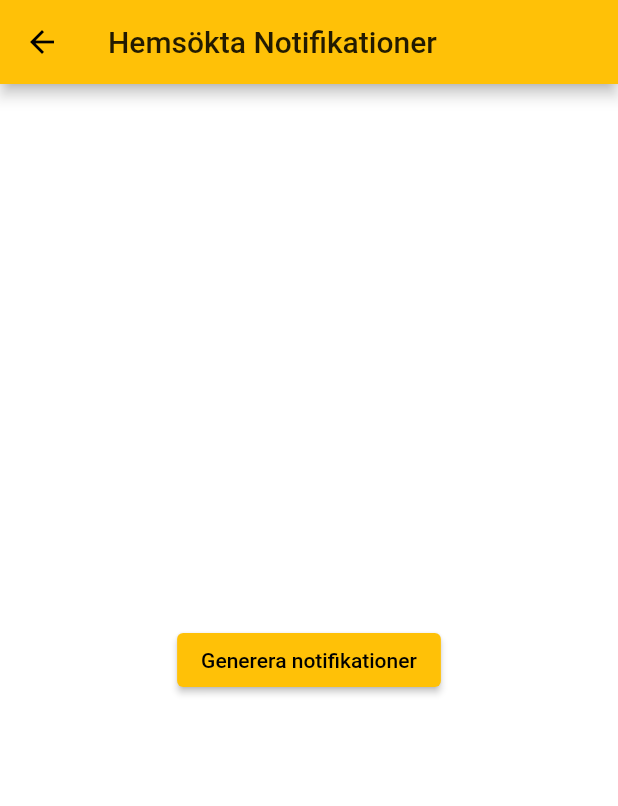
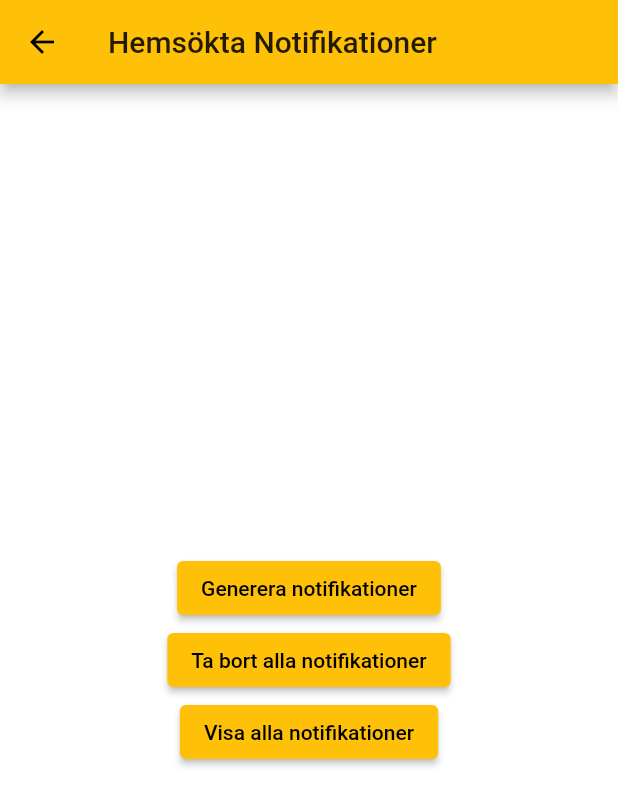
Before and after one commit to robengrobban/PVT-Grupp-75, a Flutter app: the NotificationScreen screen opened directly, after a tap on "Generera notifikationer", on a phone screen of 412 x 824 dp. Shown: the top 806 px of the screen. Run offline on Flutter 3.47's test engine with Material 2 defaults, Android fonts, the light colour scheme and no system bars; our stand-ins replace flutter_local_notifications, google_sign_in, timezone.

Commit message:
Only 2 events notification fix

```diff
--- a/flutter_app/lib/main.dart
+++ b/flutter_app/lib/main.dart
@@ -120,7 +120,7 @@ class _MyHomePageState extends State<MyHomePage> {
           //Navigator.push(context, MaterialPageRoute(builder: (context) => LoginScreen()));
         },
         tooltip: 'Login',
-        child: Icon(Icons.person),
+        child: Icon(Icons.notifications),
       ), // This trailing comma makes auto-formatting nicer for build methods.
     );
   }
--- a/flutter_app/lib/models/notification_handler.dart
+++ b/flutter_app/lib/models/notification_handler.dart
@@ -17,27 +17,30 @@ class NotificationHandler {
   int _walkLength;
   int _timeRequired;
 
-  bool _walksGenerated = false;
+  final int _maxNotifications = 2;
 
   List<Event> _events = List.empty(growable: true);
-  List<NotificationSpot> _spots = List.empty(growable: true);
 
   factory NotificationHandler() {
     return _instance;
   }
 
-  void init() {
+  void init() async {
     const AndroidInitializationSettings initializationSettingsAndroid = AndroidInitializationSettings("@drawable/new_more_and_better_improved_logo");
     final InitializationSettings initializationSettings = InitializationSettings(android: initializationSettingsAndroid);
     _notifications.initialize(initializationSettings);
     tz.initializeTimeZones();
 
-    _notificationsLeft = 2;
+    List<PendingNotificationRequest> pending;
+    await _fetchNotifications().then((value) => pending = value);
+
+    _notificationsLeft = _maxNotifications - pending.length;
     _walkLength = 20;
     _timeRequired = _walkLength + 10;
   }
 
-  void wipeNotifications() async {
+  Future<void> wipeNotifications() async {
+    _notificationsLeft = _maxNotifications;
     await _notifications.cancelAll();
   }
 
@@ -45,29 +48,44 @@ class NotificationHandler {
     await Account().events().then((value) => _events = value);
   }
 
+  Future<List<PendingNotificationRequest>> _fetchNotifications() async {
+    return await _notifications.pendingNotificationRequests();
+  }
+
+  void showNotifications() async {
+    List<PendingNotificationRequest> pending = await _notifications.pendingNotificationRequests();
+    print("Notifications:");
+    for (PendingNotificationRequest p in pending) {
+      print(p.id);
+      print(p.body);
+    }
+  }
+
   Future<void> generateCalendarNotifications() async {
 
-    if ( _walksGenerated ) {
+    print("Should generate?");
+    if ( _notificationsLeft == 0 || !Account().isLoggedIn() ) {
+      print("No");
       return;
     }
-    _walksGenerated = true;
+    print("Yes");
 
     await _fetchEvents();
-    _spots = List.empty(growable: true);
+    List<NotificationSpot> spots = List.empty(growable: true);
 
-    if ( _events.length > 2 ) {
+    if ( _events.length >= 2 ) {
       for (int i = 0; i < _events.length-1; i++) {
 
         DateTime startTime = _events[i].endTime();
         DateTime endTime = _events[i+1].startTime();
         int id = _events[i].id().hashCode;
 
-        _spots.add(new NotificationSpot(id, startTime, endTime));
+        spots.add(new NotificationSpot(id, startTime, endTime));
 
       }
     }
 
-    for ( NotificationSpot spot in _spots ) {
+    for ( NotificationSpot spot in spots ) {
       if ( _notificationsLeft == 0 ) {
         break;
       }
--- a/flutter_app/lib/screens/notification_screen.dart
+++ b/flutter_app/lib/screens/notification_screen.dart
@@ -24,6 +24,18 @@ class NotificationScreenState extends State<NotificationScreen> {
                   child: Text("Generera notifikationer"),
                   onPressed: NotificationHandler().generateCalendarNotifications,
                 )
+            ),
+            Center(
+                child: ElevatedButton(
+                  child: Text("Ta bort alla notifikationer"),
+                  onPressed: NotificationHandler().wipeNotifications,
+                )
+            ),
+            Center(
+                child: ElevatedButton(
+                  child: Text("Visa alla notifikationer"),
+                  onPressed: NotificationHandler().showNotifications,
+                )
             )
           ],
         )
```
Also changed, not shown: flutter_app/lib/models/account.dart (+10 -3 lines).
